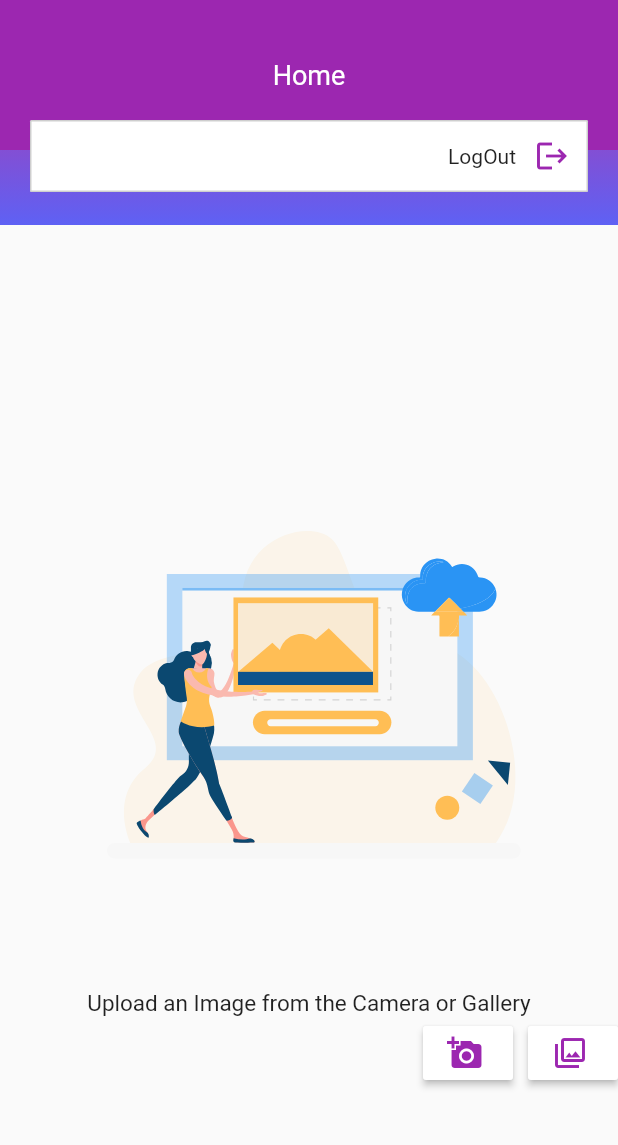
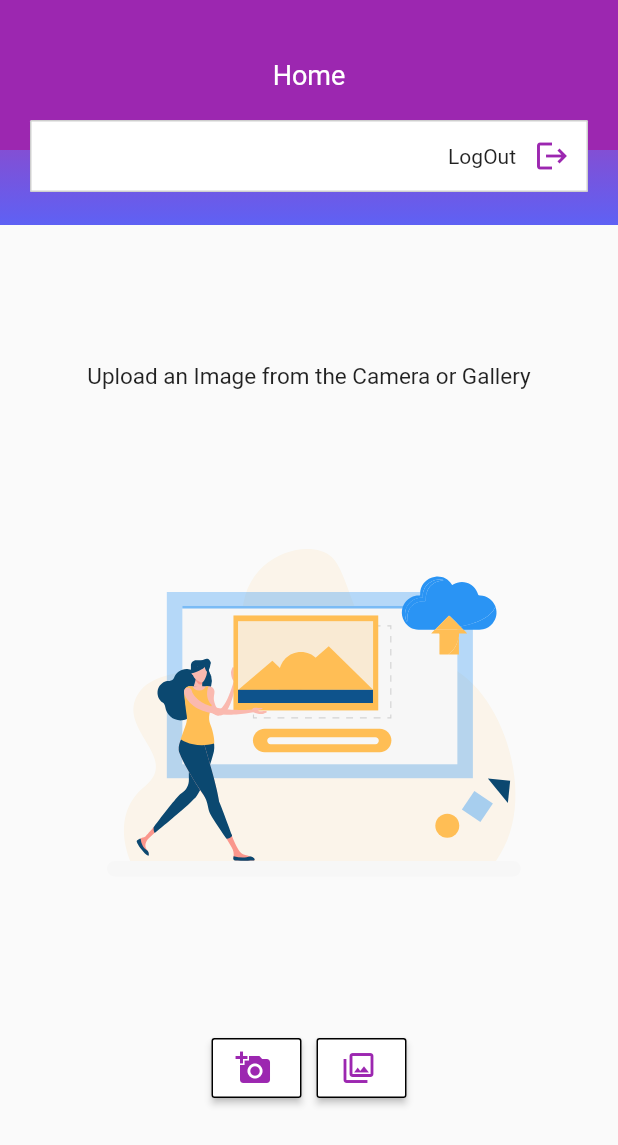
Before and after one commit to PHTremor/skin_cancer_detection_app, a Flutter app: the TensorFlowScreen screen opened directly, on a phone screen of 412 x 824 dp. Shown: the top 1145 px of the screen. Run offline on Flutter 3.47's test engine with Material 2 defaults, Android fonts, the phone set to English and light mode, and no system bars; our stand-ins replace firebase_auth, firebase_core, flutter_svg, image_picker; missing offline and left inert: snack, tflite; accounts and stored records are empty.

Commit message:
modified home ui

```diff
--- a/lib/screens/tensorflow_screen.dart
+++ b/lib/screens/tensorflow_screen.dart
@@ -125,16 +125,17 @@ class _TensorFlowScreenState extends State<TensorFlowScreen> {
         child: Column(
           mainAxisAlignment: MainAxisAlignment.center,
           children: [
+            const Text(
+              "Upload an Image from the Camera or Gallery",
+              style: TextStyle(fontSize: 15),
+            ),
             Flexible(
               child: AspectRatio(
                 aspectRatio: 1 / 1,
                 child: SvgPicture.asset("assets/images/empty_image.svg"),
               ),
             ),
-            const Text(
-              "Upload an Image from the Camera or Gallery",
-              style: TextStyle(fontSize: 15),
-            ),
+            const SizedBox(height: 20),
             addPhotoButtons()
           ],
         ),
@@ -144,16 +145,18 @@ class _TensorFlowScreenState extends State<TensorFlowScreen> {
 
   Widget addPhotoButtons() {
     return Row(
-      mainAxisAlignment: MainAxisAlignment.end,
+      mainAxisAlignment: MainAxisAlignment.center,
       children: [
         SizedBox(
           width: 60.0,
+          height: 40.0,
           child: ElevatedButton(
               onPressed: pickCameraImage,
               style: ElevatedButton.styleFrom(
                   padding: const EdgeInsets.symmetric(horizontal: 16),
                   minimumSize: const Size(88, 36),
                   primary: Colors.white,
+                  side: const BorderSide(color: Colors.black),
                   shape: const RoundedRectangleBorder(
                       borderRadius: BorderRadius.all(Radius.circular(2.0)))),
               child: Row(
@@ -163,12 +166,14 @@ class _TensorFlowScreenState extends State<TensorFlowScreen> {
         const SizedBox(width: 10.0),
         SizedBox(
           width: 60.0,
+          height: 40.0,
           child: ElevatedButton(
               onPressed: pickGalleryImage,
               style: ElevatedButton.styleFrom(
                   padding: const EdgeInsets.symmetric(horizontal: 16),
                   minimumSize: const Size(88, 36),
                   primary: Colors.white,
+                  side: const BorderSide(color: Colors.black),
                   shape: const RoundedRectangleBorder(
                       borderRadius: BorderRadius.all(Radius.circular(2.0)))),
               child: Row(
```
